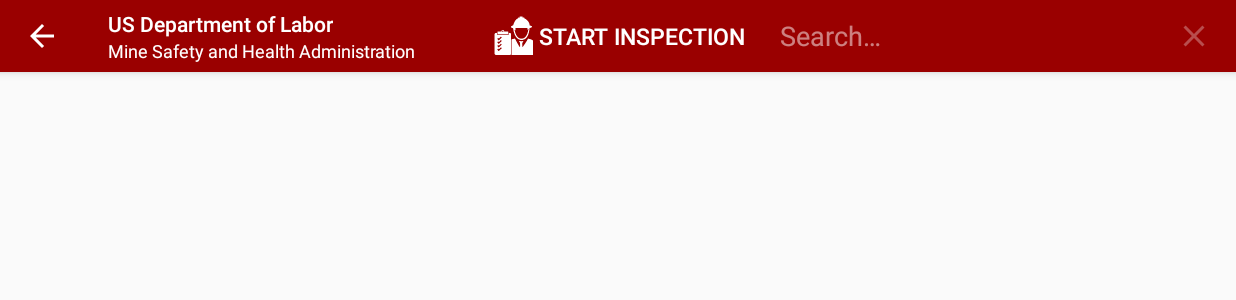
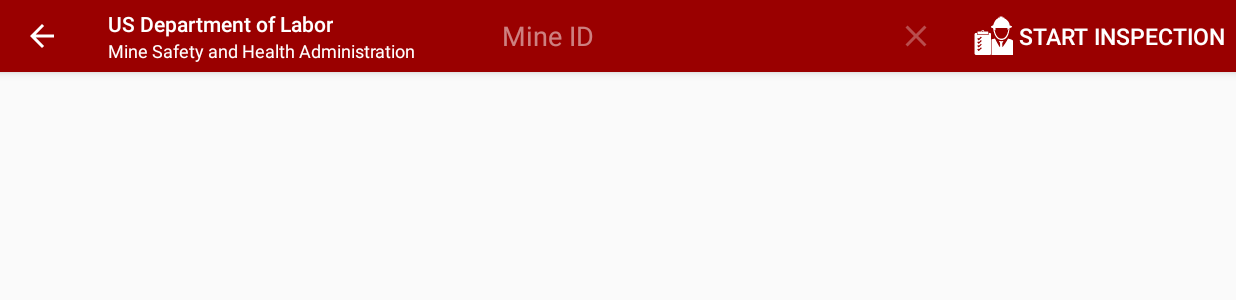
Before and after one commit to MacKakade/MineSafetyDemo, an Android app: the MineMapActivity screen opened directly, with no data from a screen before it, after a tap on "Search", on a phone screen of 824 x 412 dp (held sideways). Shown: the top 300 px of the screen. Run offline under Robolectric (Android 15) with nearby library versions, the light colour scheme and no system bars; 11 statements that could not run were skipped.

Commit message:
added mine name on marker + searchview in minemap activity

```diff
--- a/app/src/main/java/com/dmi/minesafety/demo/MineMapActivity.java
+++ b/app/src/main/java/com/dmi/minesafety/demo/MineMapActivity.java
@@ -1,16 +1,20 @@
 package com.dmi.minesafety.demo;
 
+import android.app.SearchManager;
 import android.content.Context;
 import android.content.Intent;
 import android.content.res.Configuration;
+import android.database.Cursor;
+import android.database.MatrixCursor;
 import android.os.Bundle;
 import android.support.v4.app.Fragment;
 import android.support.v4.widget.DrawerLayout;
 import android.support.v7.app.ActionBarActivity;
 import android.support.v7.app.ActionBarDrawerToggle;
+import android.support.v7.widget.SearchView;
+import android.text.InputType;
 import android.view.Gravity;
 import android.view.Menu;
-import android.view.MenuInflater;
 import android.view.MenuItem;
 import android.view.View;
 import android.view.ViewGroup;
@@ -22,7 +26,10 @@
 import android.widget.ListView;
 import android.widget.Spinner;
 
+import com.dmi.minesafety.demo.dummy.DummyContent;
+
 import java.util.ArrayList;
+import java.util.List;
 
 
 public class MineMapActivity extends ActionBarActivity
@@ -53,6 +60,8 @@
     private int mCurrentSelection = 0;
 
     private Fragment mCurrentFragment;
+
+    private Menu menu;
 
     private int[] mDrawables = new int[]{R.drawable.red, R.drawable.lighgreen,
             R.drawable.purple, R.drawable.red, R.drawable.orange,
@@ -208,15 +217,55 @@
 
         @Override
         public void onItemClick(AdapterView<?> parent, View view, int position,
-                long id) {
+                                long id) {
             // selectItem(position);
         }
     }
 
     @Override
     public boolean onCreateOptionsMenu(Menu menu) {
-        MenuInflater inflater = getMenuInflater();
-        inflater.inflate(R.menu.menu_mine_map, menu);
+        getMenuInflater().inflate(R.menu.menu_mine_map, menu);
+
+        this.menu = menu;
+        SearchManager manager = (SearchManager) getSystemService(
+                Context.SEARCH_SERVICE);
+
+        final SearchView search = (SearchView) menu.findItem(R.id.search)
+                .getActionView();
+
+        search.setSearchableInfo(manager.getSearchableInfo(getComponentName()));
+        search.setInputType(InputType.TYPE_CLASS_NUMBER);
+        search.setQueryHint("Mine ID");
+
+        final Cursor cursor = getCursor();
+
+        search.setOnQueryTextListener(new SearchView.OnQueryTextListener() {
+
+            @Override
+            public boolean onQueryTextSubmit(String s) {
+
+                return false;
+            }
+
+            @Override
+            public boolean onQueryTextChange(String query) {
+                loadMinesList(query, cursor);
+                return true;
+            }
+
+        });
+
+        search.setOnSuggestionListener(new SearchView.OnSuggestionListener() {
+            @Override
+            public boolean onSuggestionSelect(int i) {
+                return false;
+            }
+
+            @Override
+            public boolean onSuggestionClick(int i) {
+                return true;
+            }
+        });
 
         return super.onCreateOptionsMenu(menu);
     }
@@ -263,7 +312,7 @@
 
         @Override
         public View getView(final int position, View convertView,
-                ViewGroup parent) {
+                            ViewGroup parent) {
 
             View v = getLayoutInflater()
                     .inflate(R.layout.layout_list_item_drawer, null, false);
@@ -318,4 +367,43 @@
             return v;
         }
     }
+
+    private Cursor getCursor() {
+
+        // Cursor
+        String[] columns = new String[]{"_id", "text"};
+        Object[] temp = new Object[]{0, "default"};
+
+        MatrixCursor cursor = new MatrixCursor(columns);
+
+        for (int i = 0; i < DummyContent.MINES.size(); i++) {
+
+            temp[0] = i;
+            temp[1] = DummyContent.MINES.get(i);
+            cursor.addRow(temp);
+        }
+        return cursor;
+    }
+
+    private void loadMinesList(String query, Cursor cursor) {
+
+        int textLength = query.length();
+        List<DummyContent.Mine> tempArrayList = new ArrayList<DummyContent.Mine>();
+        if (textLength > 0) {
+            for (DummyContent.Mine mine : DummyContent.MINES) {
+                if (textLength <= mine.id.length()) {
+                    if (mine.id.contains(query) && !tempArrayList.contains(mine)) {
+                        tempArrayList.add(mine);
+                    }
+                }
+            }
+        }
+
+        final SearchView search = (SearchView) menu.findItem(R.id.search)
+                .getActionView();
+
+        search.setSuggestionsAdapter(
+                new SearchAdapter(this, cursor, tempArrayList));
+
+    }
 }
--- a/app/src/main/res/menu/menu_mine_map.xml
+++ b/app/src/main/res/menu/menu_mine_map.xml
@@ -1,17 +1,17 @@
 <?xml version="1.0" encoding="utf-8"?>
 <menu xmlns:android="http://schemas.android.com/apk/res/android"
-      xmlns:app="http://schemas.android.com/apk/res-auto">
+    xmlns:app="http://schemas.android.com/apk/res-auto">
+
+    <item
+        android:id="@+id/search"
+        android:title="Search"
+        app:actionViewClass="android.support.v7.widget.SearchView"
+        app:showAsAction="always|withText" />
 
     <item
         android:id="@+id/menut_start_inspection"
-        app:showAsAction="always|withText"
         android:icon="@drawable/ic_inspector"
-        android:title="Start Inspection">
-    </item>
-
-    <item android:id="@+id/search"
-          android:title="Search"
-          app:showAsAction="always|withText"
-          app:actionViewClass="android.support.v7.widget.SearchView"/>
+        android:title="Start Inspection"
+        app:showAsAction="always|withText" />
 
 </menu>
```
Also changed, not shown: app/src/main/AndroidManifest.xml (+31 -22 lines), app/src/main/java/com/dmi/minesafety/demo/MainActivity.java (+10 -3 lines), app/src/main/java/com/dmi/minesafety/demo/SplashScreenActivity.java (+5 -3 lines), app/src/main/java/com/dmi/minesafety/demo/dummy/DummyContent.java (+3 -4 lines), 2 other files.
